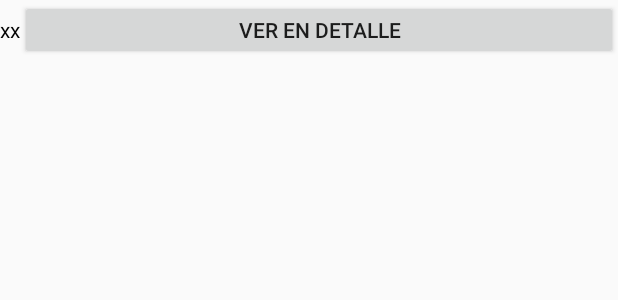
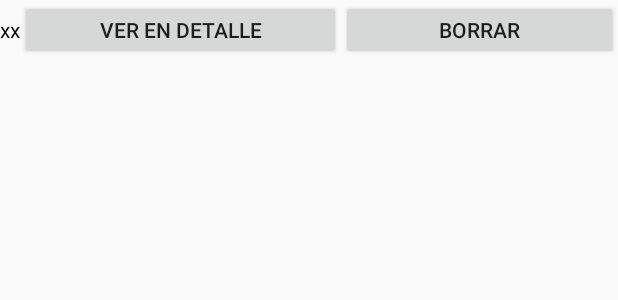
Before and after one commit to fabcataldo/runningcoloapp, an Android app: the layout activity_list_cell.xml on its own in the app's theme, with its tools: preview values and no code run, on a phone screen of 412 x 824 dp. Shown: the top 300 px of the screen. Run offline under Robolectric (Android 15) with nearby library versions, the phone set to English and light mode, and no system bars; network calls fail.

Commit message:
Implementación de la posibilidad de poder borrar un registro, al azar

```diff
--- a/app/src/main/java/com/iua/fabio/runningcoloapp/com/iua/fabio/runningcoloapp/actividades/ListActivity.java
+++ b/app/src/main/java/com/iua/fabio/runningcoloapp/com/iua/fabio/runningcoloapp/actividades/ListActivity.java
@@ -11,8 +11,6 @@ import com.iua.fabio.runningcoloapp.com.iua.fabio.runningcoloapp.utilitarios.Cus
 import java.io.FileNotFoundException;
 
 public class ListActivity extends AppCompatActivity{
-
-
     @Override
     protected void onCreate(Bundle savedInstanceState) {
         super.onCreate(savedInstanceState);
@@ -29,10 +27,8 @@ public class ListActivity extends AppCompatActivity{
         lista.setAdapter(cla);
     }
 
-
     private void GoToFileNotFoundFromListActivity(){
         Intent intento=new Intent(this, FileNotFoundFromListActivity.class);
         startActivity(intento);
     }
-
 }
--- a/app/src/main/res/layout/activity_list_cell.xml
+++ b/app/src/main/res/layout/activity_list_cell.xml
@@ -19,9 +19,15 @@
 
     <Button
         android:id="@+id/buttondetail"
-        android:layout_width="10dp"
+        android:layout_width="40dp"
         android:layout_height="40dp"
         android:layout_weight="1"
         android:text="@string/titulo_boton_celda_detalle" />
 
+    <Button
+        android:id="@+id/buttoneliminarregistro"
+        android:layout_width="10dp"
+        android:layout_height="40dp"
+        android:layout_weight="1"
+        android:text="@string/titulo_boton_celda_borrar"/>
 </LinearLayout>
--- a/app/src/main/res/values/strings.xml
+++ b/app/src/main/res/values/strings.xml
@@ -18,6 +18,7 @@
     <string name="titulo_boton_splash">IR A PANTALLA DE INICIO!</string>
     <string name="titulo_boton_pantalla_registro_go">Empezá ya!</string>
     <string name="titulo_boton_celda_detalle">Ver en detalle</string>
+    <string name="titulo_boton_celda_borrar">Borrar</string>
     <string name="titulo_boton_map_race_detail">Ver el recorrido realizado en un mapa</string>
 
     <!-- TODO: Remove or change this placeholder text -->
```
Also changed, not shown: app/src/main/AndroidManifest.xml (+9 -2 lines), app/src/main/java/com/iua/fabio/runningcoloapp/com/iua/fabio/runningcoloapp/utilitarios/CustomListAdapter.java (+23 -1 lines), app/src/main/java/com/iua/fabio/runningcoloapp/com/iua/fabio/runningcoloapp/utilitarios/JSONSingleton.java (+39 -0 lines).
